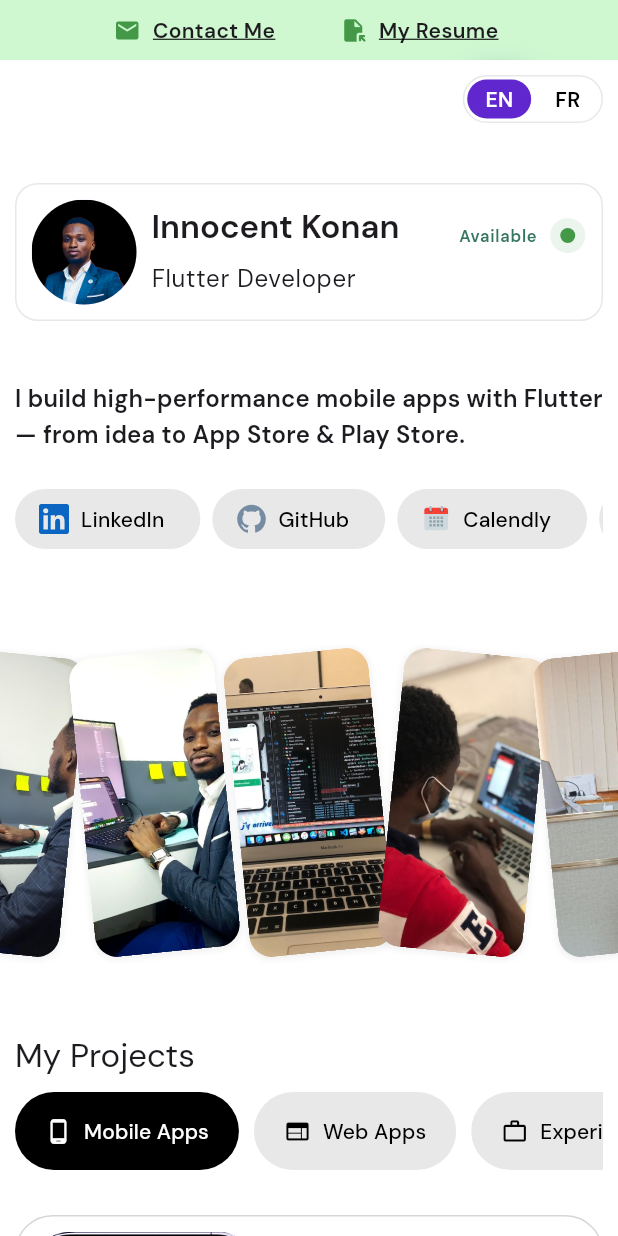
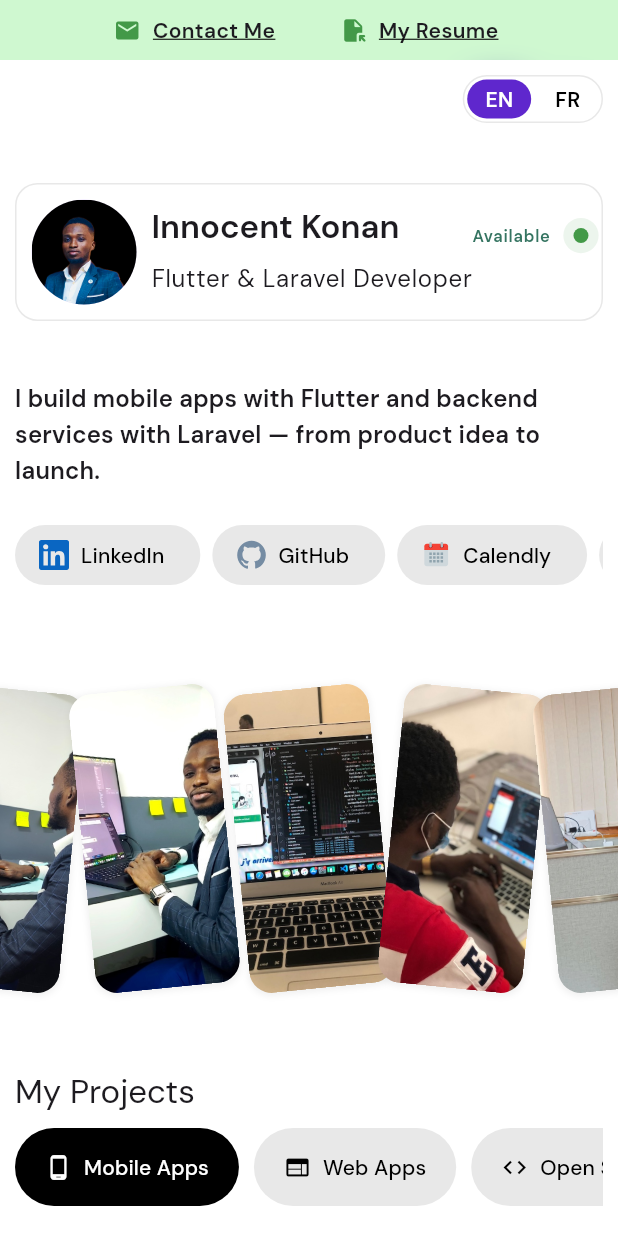
Before and after one commit to Innocentkonan93/my_porfolio, a Flutter app: the screen it shows after launch, on a phone screen of 412 x 824 dp. Run offline on Flutter 3.47's test engine with Material 3 defaults, Android fonts, the phone set to English and light mode, and no system bars; drawn by our look-alikes of carousel_slider, flutter_animate; our stand-ins replace firebase_core, flutter_svg, get, google_fonts, pdf, printing and 2 more; accounts and stored records are empty; statements that could not run were skipped; project files that could hold a hidden picture were left out.

Commit message:
Update portfolio profile and showcase BookView

```diff
--- a/lib/app/data/utils/constants.dart
+++ b/lib/app/data/utils/constants.dart
@@ -301,13 +301,31 @@ var appsList = [
     createdAt: '2024-01-10',
     updatedAt: '2026-02-20',
   ),
+  AppModel(
+    id: 19,
+    title: 'BookView Flutter',
+    description: 'desc_book_view_flutter',
+    tasks: 'tasks_book_view_flutter',
+    role: 'role_flutter_package',
+    stack: ['Flutter', 'Dart', 'Pub.dev'],
+    icon: 'assets/images/book_view_flutter.png',
+    image: 'assets/images/book_view_flutter.png',
+    isMobileApp: false,
+    links: [
+      'https://github.com/Innocentkonan93/book_view_flutter',
+      'https://pub.dev/packages/book_view_flutter',
+    ],
+    category: 'cat_open_source',
+    createdAt: '2026-03-28',
+    updatedAt: '2026-08-21',
+  ),
 ];
 
 final user = UserModel(
   name: 'Innocent Konan',
   email: 'konankoffiinnocent@gmail.com',
   phone: '+225 07 49 56 65 61',
-  function: "Flutter Developer",
+  function: "Flutter & Laravel Developer",
   profilePicture: 'assets/images/ikonan.png',
   socialLinks: [
     SocialNetworkModel(
--- a/lib/app/modules/home/controllers/home_controller.dart
+++ b/lib/app/modules/home/controllers/home_controller.dart
@@ -64,6 +64,9 @@ class HomeController extends GetxController {
   final webApps = appsList
       .where((app) => app.category == 'cat_web_app')
       .toList();
+  List<AppModel> get openSourceProjects =>
+      appsList.where((e) => e.category == 'cat_open_source').toList();
+
   // Note: currently appsList usually contains mobile apps based on previous view,
   // but let's filter just in case or keep logic flexible.
   // Since the original view passed `controller` to `ExpListView` and `AppsListView`,
--- a/lib/app/modules/home/views/widgets/project_tabs.dart
+++ b/lib/app/modules/home/views/widgets/project_tabs.dart
@@ -1,6 +1,7 @@
 import 'package:flutter/material.dart';
 import 'package:get/get.dart';
 import 'package:my_portfolio/app/widgets/custom_button.dart';
+
 import '../apps_list_view.dart';
 import '../exp_list_view.dart';
 import '../../controllers/home_controller.dart';
@@ -40,9 +41,16 @@ class ProjectTabs extends GetView<HomeController> {
                 const SizedBox(width: 10),
                 CustomButton(
                   onPressed: () => controller.currentTab.value = 2,
+                  label: "open_source".tr,
+                  icon: Icons.code,
+                  isActive: currentTab == 2,
+                ),
+                const SizedBox(width: 10),
+                CustomButton(
+                  onPressed: () => controller.currentTab.value = 3,
                   label: "experiences".tr,
-                  icon: currentTab == 2 ? Icons.work : Icons.work_outline,
-                  isActive: currentTab == 2,
+                  icon: currentTab == 3 ? Icons.work : Icons.work_outline,
+                  isActive: currentTab == 3,
                 ),
               ],
             );
@@ -79,6 +87,11 @@ class ProjectTabs extends GetView<HomeController> {
           apps: controller.webApplications,
         );
       case 2:
+        return AppsListView(
+          controller: controller,
+          apps: controller.openSourceProjects,
+        );
+      case 3:
         return ExpListView(controller: controller);
       default:
         return const SizedBox.shrink();
--- a/lib/app/services/localizations.dart
+++ b/lib/app/services/localizations.dart
@@ -8,18 +8,20 @@ class Localization extends Translations {
       'work_with_me': 'Work With Me',
       'my_resume': 'My Resume',
       'contact_me': 'Contact Me',
-      'flutter_developer': 'Flutter Developer',
+      'flutter_developer': 'Flutter & Laravel Developer',
       'headline':
-          'I build high-performance mobile apps with Flutter — from idea to App Store & Play Store.',
+          'I build mobile apps with Flutter and backend services with Laravel — from product idea to launch.',
       'my_projects': 'My Projects',
       'mobile_apps': 'Mobile Apps',
       'web_apps': 'Web Apps',
+      'open_source': 'Open Source',
       'experiences': 'Experiences',
       'copyright': 'Copyright ©',
       'made_with_flutter': 'Made with Flutter by Innocent Konan',
       'present': 'Present',
       'cat_mobile_app': 'Mobile App',
       'role_mobile_dev': 'Mobile Developer',
+      'role_flutter_package': 'Flutter package maintainer',
       'role_web_mobile_dev': 'Web & Mobile Developer',
       'desc_cutit': 'The best and easiest video cutting app.',
       'desc_cvf': 'The ultimate app for managing driver orders.',
@@ -40,7 +42,10 @@ class Localization extends Translations {
       'desc_cndh':
           'Real-time alert application for reporting human rights violations and electoral incidents.',
       'cat_web_app': 'Web App',
+      'cat_open_source': 'Open Source Package',
       'desc_portfolio': 'The official portfolio application of Innocent Konan.',
+      'desc_book_view_flutter':
+          'A customizable Flutter book-card widget with a realistic 3D spine, themes, badges, and reading progress.',
       'tasks_cutit':
           'Full design and development. Native video editing (FFmpeg), GetX state management, and Firebase analytics.',
       'tasks_cvf':
@@ -71,6 +76,8 @@ class Localization extends Translations {
           'Complete note-taking app. Cloud sync, offline mode, and intuitive data organization.',
       'tasks_portfolio':
           'Personal portfolio in Flutter Web. Responsive design, smooth animations, and Firebase Hosting.',
+      'tasks_book_view_flutter':
+          'Created and published a reusable Flutter package with themed book cards, asset and network images, badges, and reading progress.',
       'overview': 'Overview',
       'key_contributions': 'Key Contributions',
       'available': 'Available',
@@ -89,18 +96,20 @@ class Localization extends Translations {
       'work_with_me': 'Contactez-moi',
       'my_resume': 'CV',
       'contact_me': 'Contactez-moi',
-      'flutter_developer': 'Développeur Flutter',
+      'flutter_developer': 'Développeur Flutter & Laravel',
       'headline':
-          'Je construis des applications mobiles haute performance avec Flutter — de l\'idée à l\'App Store et au Play Store.',
+          'Je développe des applications mobiles avec Flutter et des services backend avec Laravel, de l\'idée au lancement.',
       'my_projects': 'Mes Projets',
       'mobile_apps': 'Apps Mobiles',
       'web_apps': 'Apps Web',
+      'open_source': 'Open source',
       'experiences': 'Expériences',
       'copyright': 'Copyright ©',
       'made_with_flutter': 'Réalisé avec Flutter par Innocent Konan',
       'present': 'Présent',
       'cat_mobile_app': 'Apps Mobile',
       'role_mobile_dev': 'Développeur Mobile',
+      'role_flutter_package': 'Créateur de package Flutter',
       'role_web_mobile_dev': 'Développeur Web & Mobile',
       'desc_cutit':
           'La meilleure et la plus simple application de découpe vidéo.',
@@ -130,10 +139,13 @@ class Localization extends Translations {
       'desc_zoknot':
           'L\'application de prise de notes la plus intelligente et intuitive.',
       'cat_web_app': 'App Web',
+      'cat_open_source': 'Package open source',
       'desc_cndh':
           'Application d’alerte en temps réel pour signaler les violations des Droits de l’Homme et les incidents électoraux.',
       'desc_portfolio':
           'L\'application officielle de portfolio d\'Innocent Konan.',
+      'desc_book_view_flutter':
+          'Un widget Flutter personnalisable pour afficher des livres avec une tranche 3D, des thèmes, des badges et une barre de progression.',
       'tasks_cutit':
           'Conception et développement complet. Édition vidéo native (FFmpeg), gestion d\'état GetX et Firebase analytics.',
       'tasks_cvf':
@@ -164,6 +176,8 @@ class Localization extends Translations {
           'Création complète de l\'app de notes. Synchro Cloud, mode hors ligne et organisation intuitive.',
       'tasks_portfolio':
           'Portfolio personnel en Flutter Web. Design responsive, animations fluides et Firebase Hosting.',
+      'tasks_book_view_flutter':
+          'Création et publication d\'un package Flutter réutilisable avec cartes de livres thémables, images locales ou réseau, badges et progression de lecture.',
       'tasks_cndh':
           'Système de signalement temps réel, intégration géolocalisation incidents, support mode hors ligne et sécurité confidentialité.',
       'overview': 'Aperçu',
```
Also changed, not shown: assets/images/book_view_flutter.png (added).
